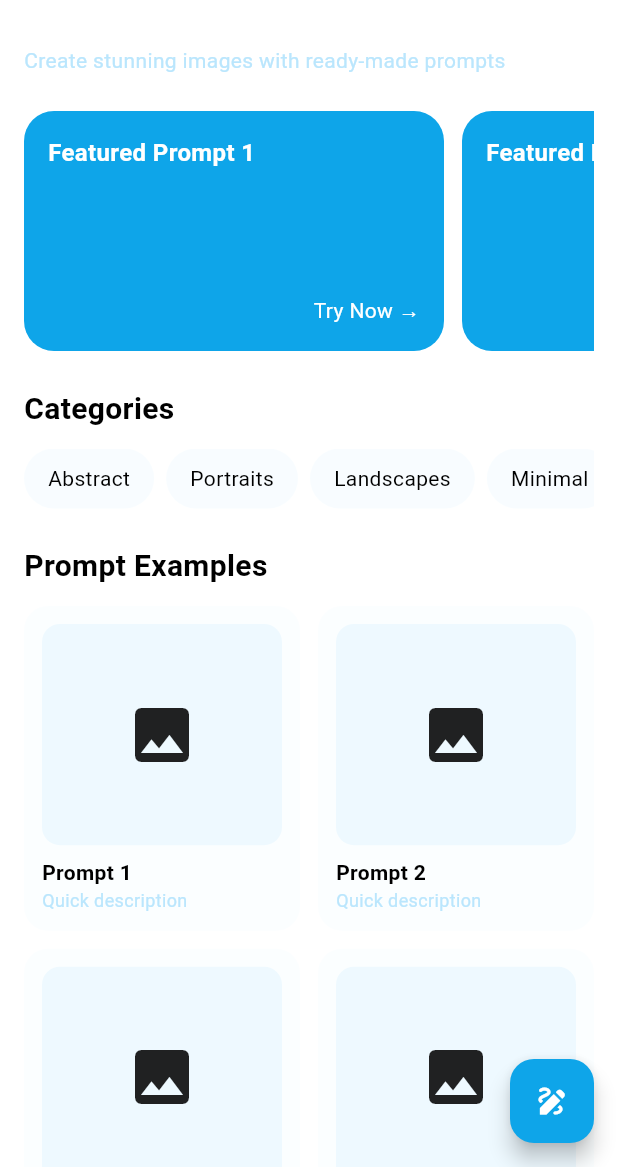
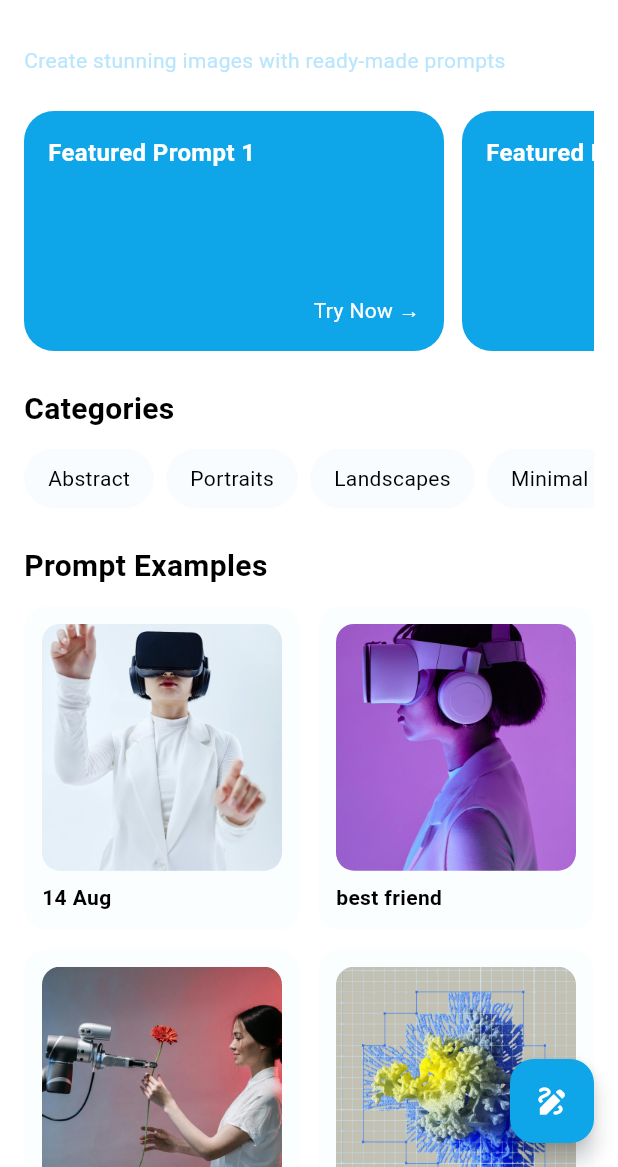
Before and after one commit to crindalwalt/smile.ai, a Flutter app: the HomeScreen screen opened directly, on a phone screen of 412 x 824 dp, the part 69-1236 px from its top. Run offline on Flutter 3.47's test engine with Material 3 defaults, Android fonts, the phone set to English and light mode, and no system bars; our stand-ins replace google_fonts.

Commit message:
data model for design done

```diff
--- /dev/null
+++ b/lib/models/design.dart
@@ -0,0 +1,16 @@
+class Design {
+  // variables
+  final String name;
+  final String imageUrl;
+
+  // constructor
+  Design({required this.name, required this.imageUrl});
+}
+
+// fake data for developmemt
+List<Design> fakeDesignData = [
+  Design(name: "14 Aug", imageUrl: "assets/images/img1.jpg"),
+  Design(name: "best friend", imageUrl: "assets/images/img2.jpg"),
+  Design(name: "Haloween ", imageUrl: "assets/images/img3.jpg"),
+  Design(name: "Christmas", imageUrl: "assets/images/img4.jpg"),
+];
--- /dev/null
+++ b/lib/views/components/design_card.dart
@@ -0,0 +1,46 @@
+import 'package:flutter/material.dart';
+import 'package:smile_ai/models/design.dart';
+
+class DesignCard extends StatelessWidget {
+  final Design design;
+  const DesignCard({super.key, required this.design});
+
+  @override
+  Widget build(BuildContext context) {
+    final colorScheme = Theme.of(context).colorScheme;
+    return Container(
+      decoration: BoxDecoration(
+        borderRadius: BorderRadius.circular(16),
+        color: colorScheme.secondary.withOpacity(0.05),
+      ),
+      padding: const EdgeInsets.all(12),
+      child: Column(
+        crossAxisAlignment: CrossAxisAlignment.start,
+        children: [
+          Expanded(
+            child: Container(
+              decoration: BoxDecoration(
+                borderRadius: BorderRadius.circular(12),
+                color: colorScheme.secondary.withOpacity(0.2),
+                image: DecorationImage(
+                  image: AssetImage(design.imageUrl),
+                  fit: BoxFit.cover,
+                ),
+              ),
+              // child: Image.asset(design.imageUrl),
+              // child: const Center(child: Icon(Icons.image, size: 48)),
+            ),
+          ),
+          const SizedBox(height: 8),
+          Text(
+            design.name,
+            style: TextStyle(
+              color: colorScheme.onBackground,
+              fontWeight: FontWeight.w600,
+            ),
+          ),
+        ],
+      ),
+    );
+  }
+}
--- a/lib/views/pages/home.dart
+++ b/lib/views/pages/home.dart
@@ -1,4 +1,6 @@
 import 'package:flutter/material.dart';
+import 'package:smile_ai/models/design.dart';
+import 'package:smile_ai/views/components/design_card.dart';
 import 'package:smile_ai/views/pages/create_design.dart';
 import 'package:smile_ai/views/pages/setting.dart';
 
@@ -164,46 +166,11 @@ class HomeScreen extends StatelessWidget {
                     crossAxisSpacing: 12,
                     mainAxisSpacing: 12,
                   ),
-                  itemCount: 6,
+                  itemCount: fakeDesignData.length,
                   itemBuilder: (context, index) {
-                    return Container(
-                      decoration: BoxDecoration(
-                        borderRadius: BorderRadius.circular(16),
-                        color: colorScheme.secondary.withOpacity(0.05),
-                      ),
-                      padding: const EdgeInsets.all(12),
-                      child: Column(
-                        crossAxisAlignment: CrossAxisAlignment.start,
-                        children: [
-                          Expanded(
-                            child: Container(
-                              decoration: BoxDecoration(
-                                borderRadius: BorderRadius.circular(12),
-                                color: colorScheme.secondary.withOpacity(0.2),
-                              ),
-                              child: const Center(
-                                child: Icon(Icons.image, size: 48),
-                              ),
-                            ),
-                          ),
-                          const SizedBox(height: 8),
-                          Text(
-                            "Prompt ${index + 1}",
-                            style: TextStyle(
-                              color: colorScheme.onBackground,
-                              fontWeight: FontWeight.w600,
-                            ),
-                          ),
-                          Text(
-                            "Quick description",
-                            style: TextStyle(
-                              color: colorScheme.secondary,
-                              fontSize: 12,
-                            ),
-                          ),
-                        ],
-                      ),
-                    );
+                    final design = fakeDesignData[index];
+                    // design cards hre
+                    return DesignCard(design: design);
                   },
                 ),
               ],
--- a/pubspec.yaml
+++ b/pubspec.yaml
@@ -61,6 +61,10 @@ flutter:
   # To add assets to your application, add an assets section, like this:
   assets:
     - assets/images/
+    - assets/images/img1.jpg
+    - assets/images/img2.jpg
+    - assets/images/img3.jpg
+    - assets/images/img4.jpg
 
   # An image asset can refer to one or more resolution-specific "variants", see
   # https://flutter.dev/to/resolution-aware-images
```
Also changed, not shown: assets/images/img1.jpg (added), assets/images/img2.jpg (added), assets/images/img3.jpg (added), assets/images/img4.jpg (added).
